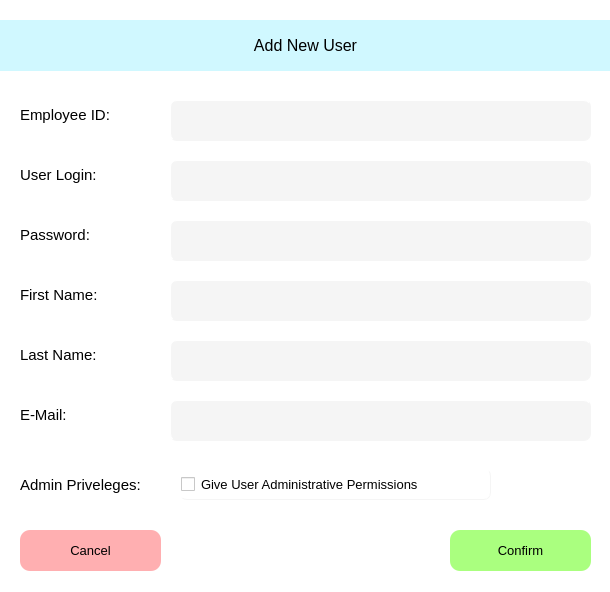
The window that gui/UF_AddUser.ui (ZachThornee/3K04PaceMaker) describes before a commit, drawn with Qt 5.
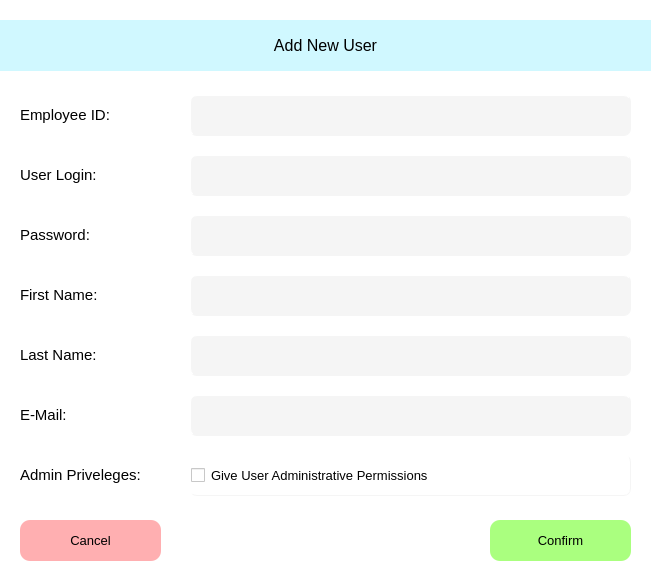
The same window after the commit.

Patch:
```diff
--- a/gui/UF_AddUser.ui
+++ b/gui/UF_AddUser.ui
@@ -6,8 +6,8 @@
    <rect>
     <x>0</x>
     <y>0</y>
-    <width>610</width>
-    <height>592</height>
+    <width>651</width>
+    <height>581</height>
    </rect>
   </property>
   <property name="windowTitle">
@@ -16,302 +16,458 @@
   <property name="styleSheet">
    <string notr="true">BACKGROUND-COLOR: rgb(255,255,255);</string>
   </property>
-  <widget class="QWidget" name="UF_AddUser">
-   <widget class="QLabel" name="LAB_Password">
+  <widget class="QWidget" name="Widget_AddUser">
+   <widget class="QWidget" name="gridLayoutWidget">
     <property name="geometry">
      <rect>
       <x>20</x>
-      <y>220</y>
-      <width>91</width>
-      <height>31</height>
+      <y>90</y>
+      <width>171</width>
+      <height>51</height>
      </rect>
     </property>
-    <property name="text">
-     <string>&lt;html&gt;&lt;head/&gt;&lt;body&gt;&lt;p&gt;&lt;span style=&quot; font-size:11pt;&quot;&gt;Password:&lt;/span&gt;&lt;/p&gt;&lt;/body&gt;&lt;/html&gt;</string>
+    <layout class="QGridLayout" name="GL_LAB_EmployeeID">
+     <item row="0" column="0">
+      <widget class="QLabel" name="LAB_EmployeeID">
+       <property name="text">
+        <string>&lt;html&gt;&lt;head/&gt;&lt;body&gt;&lt;p&gt;&lt;span style=&quot; font-size:11pt;&quot;&gt;Employee ID:&lt;/span&gt;&lt;/p&gt;&lt;/body&gt;&lt;/html&gt;</string>
+       </property>
+      </widget>
+     </item>
+    </layout>
+   </widget>
+   <widget class="QWidget" name="gridLayoutWidget_2">
+    <property name="geometry">
+     <rect>
+      <x>20</x>
+      <y>150</y>
+      <width>171</width>
+      <height>51</height>
+     </rect>
     </property>
+    <layout class="QGridLayout" name="GL_LAB_UserLogin">
+     <item row="0" column="0">
+      <widget class="QLabel" name="LAB_UserLogin">
+       <property name="text">
+        <string>&lt;html&gt;&lt;head/&gt;&lt;body&gt;&lt;p&gt;&lt;span style=&quot; font-size:11pt;&quot;&gt;User Login:&lt;/span&gt;&lt;/p&gt;&lt;/body&gt;&lt;/html&gt;</string>
+       </property>
+      </widget>
+     </item>
+    </layout>
    </widget>
-   <widget class="QLabel" name="LAB_Admin">
+   <widget class="QWidget" name="gridLayoutWidget_3">
     <property name="geometry">
      <rect>
       <x>20</x>
-      <y>470</y>
-      <width>141</width>
-      <height>31</height>
+      <y>210</y>
+      <width>171</width>
+      <height>51</height>
      </rect>
     </property>
-    <property name="text">
-     <string>&lt;html&gt;&lt;head/&gt;&lt;body&gt;&lt;p&gt;&lt;span style=&quot; font-size:11pt;&quot;&gt;Admin Priveleges:&lt;/span&gt;&lt;/p&gt;&lt;/body&gt;&lt;/html&gt;</string>
+    <layout class="QGridLayout" name="GL_LAB_Password">
+     <item row="0" column="0">
+      <widget class="QLabel" name="LAB_Password">
+       <property name="text">
+        <string>&lt;html&gt;&lt;head/&gt;&lt;body&gt;&lt;p&gt;&lt;span style=&quot; font-size:11pt;&quot;&gt;Password:&lt;/span&gt;&lt;/p&gt;&lt;/body&gt;&lt;/html&gt;</string>
+       </property>
+      </widget>
+     </item>
+    </layout>
+   </widget>
+   <widget class="QWidget" name="gridLayoutWidget_4">
+    <property name="geometry">
+     <rect>
+      <x>20</x>
+      <y>270</y>
+      <width>171</width>
+      <height>51</height>
+     </rect>
     </property>
+    <layout class="QGridLayout" name="GL_LAB_FirstName">
+     <item row="0" column="0">
+      <widget class="QLabel" name="LAB_FirstName">
+       <property name="text">
+        <string>&lt;html&gt;&lt;head/&gt;&lt;body&gt;&lt;p&gt;&lt;span style=&quot; font-size:11pt;&quot;&gt;First Name:&lt;/span&gt;&lt;/p&gt;&lt;/body&gt;&lt;/html&gt;</string>
+       </property>
+      </widget>
+     </item>
+    </layout>
    </widget>
-   <widget class="QCheckBox" name="CB_Admin">
+   <widget class="QWidget" name="gridLayoutWidget_5">
     <property name="geometry">
      <rect>
-      <x>180</x>
-      <y>469</y>
-      <width>311</width>
-      <height>31</height>
+      <x>20</x>
+      <y>330</y>
+      <width>171</width>
+      <height>51</height>
      </rect>
     </property>
-    <property name="font">
-     <font>
-      <pointsize>10</pointsize>
-     </font>
+    <layout class="QGridLayout" name="GL_LAB_LastName">
+     <item row="0" column="0">
+      <widget class="QLabel" name="LAB_LastName">
+       <property name="text">
+        <string>&lt;html&gt;&lt;head/&gt;&lt;body&gt;&lt;p&gt;&lt;span style=&quot; font-size:11pt;&quot;&gt;Last Name:&lt;/span&gt;&lt;/p&gt;&lt;/body&gt;&lt;/html&gt;</string>
+       </property>
+      </widget>
+     </item>
+    </layout>
+   </widget>
+   <widget class="QWidget" name="gridLayoutWidget_6">
+    <property name="geometry">
+     <rect>
+      <x>20</x>
+      <y>390</y>
+      <width>171</width>
+      <height>51</height>
+     </rect>
     </property>
-    <property name="styleSheet">
-     <string notr="true">BORDER-COLOR: rgb(245, 245, 245);
-BORDER-RADIUS: 7px;
-BORDER-WIDTH: 1px;
-BORDER-STYLE: outset;</string>
-    </property>
-    <property name="text">
-     <string>Give User Administrative Permissions</string>
-    </property>
+    <layout class="QGridLayout" name="GL_Lab_Email">
+     <item row="0" column="0">
+      <widget class="QLabel" name="LAB_Email">
+       <property name="text">
+        <string>&lt;html&gt;&lt;head/&gt;&lt;body&gt;&lt;p&gt;&lt;span style=&quot; font-size:11pt;&quot;&gt;E-Mail:&lt;/span&gt;&lt;/p&gt;&lt;/body&gt;&lt;/html&gt;</string>
+       </property>
+      </widget>
+     </item>
+    </layout>
    </widget>
-   <widget class="QLabel" name="LAB_UserLogin">
+   <widget class="QWidget" name="gridLayoutWidget_7">
     <property name="geometry">
      <rect>
       <x>20</x>
-      <y>160</y>
-      <width>111</width>
-      <height>31</height>
+      <y>450</y>
+      <width>171</width>
+      <height>51</height>
      </rect>
     </property>
-    <property name="text">
-     <string>&lt;html&gt;&lt;head/&gt;&lt;body&gt;&lt;p&gt;&lt;span style=&quot; font-size:11pt;&quot;&gt;User Login:&lt;/span&gt;&lt;/p&gt;&lt;/body&gt;&lt;/html&gt;</string>
-    </property>
+    <layout class="QGridLayout" name="GL_LAB_Admin">
+     <item row="0" column="0">
+      <widget class="QLabel" name="LAB_Admin">
+       <property name="text">
+        <string>&lt;html&gt;&lt;head/&gt;&lt;body&gt;&lt;p&gt;&lt;span style=&quot; font-size:11pt;&quot;&gt;Admin Priveleges:&lt;/span&gt;&lt;/p&gt;&lt;/body&gt;&lt;/html&gt;</string>
+       </property>
+      </widget>
+     </item>
+    </layout>
    </widget>
-   <widget class="QLineEdit" name="TB_Email">
+   <widget class="QWidget" name="gridLayoutWidget_8">
     <property name="geometry">
      <rect>
-      <x>170</x>
-      <y>400</y>
-      <width>421</width>
-      <height>41</height>
+      <x>190</x>
+      <y>90</y>
+      <width>441</width>
+      <height>51</height>
      </rect>
     </property>
-    <property name="styleSheet">
-     <string notr="true">BACKGROUND-COLOR: rgb(245, 245, 245);
+    <layout class="QGridLayout" name="GL_TB_EmployeeID">
+     <item row="0" column="0">
+      <widget class="QLineEdit" name="TB_EmployeeID">
+       <property name="minimumSize">
+        <size>
+         <width>0</width>
+         <height>41</height>
+        </size>
+       </property>
+       <property name="styleSheet">
+        <string notr="true">BACKGROUND-COLOR: rgb(245, 245, 245);
 BORDER-COLOR: rgb(245, 245, 245);
 BORDER-RADIUS: 7px;
 BORDER-WIDTH: 1px;
 BORDER-STYLE: outset;</string>
+       </property>
+      </widget>
+     </item>
+    </layout>
+   </widget>
+   <widget class="QWidget" name="gridLayoutWidget_9">
+    <property name="geometry">
+     <rect>
+      <x>190</x>
+      <y>150</y>
+      <width>441</width>
+      <height>51</height>
+     </rect>
     </property>
+    <layout class="QGridLayout" name="GL_TB_UserLogin">
+     <item row="0" column="0">
+      <widget class="QLineEdit" name="TB_UserLogin">
+       <property name="minimumSize">
+        <size>
+         <width>0</width>
+         <height>41</height>
+        </size>
+       </property>
+       <property name="styleSheet">
+        <string notr="true">BACKGROUND-COLOR: rgb(245, 245, 245);
+BORDER-COLOR: rgb(245, 245, 245);
+BORDER-RADIUS: 7px;
+BORDER-WIDTH: 1px;
+BORDER-STYLE: outset;</string>
+       </property>
+      </widget>
+     </item>
+    </layout>
    </widget>
-   <widget class="QLabel" name="LAB_LasName">
+   <widget class="QWidget" name="gridLayoutWidget_10">
     <property name="geometry">
      <rect>
-      <x>20</x>
-      <y>340</y>
-      <width>121</width>
-      <height>31</height>
+      <x>190</x>
+      <y>210</y>
+      <width>441</width>
+      <height>51</height>
      </rect>
     </property>
-    <property name="text">
-     <string>&lt;html&gt;&lt;head/&gt;&lt;body&gt;&lt;p&gt;&lt;span style=&quot; font-size:11pt;&quot;&gt;Last Name:&lt;/span&gt;&lt;/p&gt;&lt;/body&gt;&lt;/html&gt;</string>
-    </property>
+    <layout class="QGridLayout" name="GL_TB_Password">
+     <item row="0" column="0">
+      <widget class="QLineEdit" name="TB_Password">
+       <property name="minimumSize">
+        <size>
+         <width>0</width>
+         <height>41</height>
+        </size>
+       </property>
+       <property name="styleSheet">
+        <string notr="true">BACKGROUND-COLOR: rgb(245, 245, 245);
+BORDER-COLOR: rgb(245, 245, 245);
+BORDER-RADIUS: 7px;
+BORDER-WIDTH: 1px;
+BORDER-STYLE: outset;</string>
+       </property>
+      </widget>
+     </item>
+    </layout>
    </widget>
-   <widget class="QLineEdit" name="TB_ID">
+   <widget class="QWidget" name="gridLayoutWidget_11">
     <property name="geometry">
      <rect>
-      <x>170</x>
-      <y>100</y>
-      <width>421</width>
-      <height>41</height>
+      <x>190</x>
+      <y>270</y>
+      <width>441</width>
+      <height>51</height>
      </rect>
     </property>
-    <property name="styleSheet">
-     <string notr="true">BACKGROUND-COLOR: rgb(245, 245, 245);
+    <layout class="QGridLayout" name="GL_TB_FirstName">
+     <item row="0" column="0">
+      <widget class="QLineEdit" name="TB_FirstName">
+       <property name="minimumSize">
+        <size>
+         <width>0</width>
+         <height>41</height>
+        </size>
+       </property>
+       <property name="styleSheet">
+        <string notr="true">BACKGROUND-COLOR: rgb(245, 245, 245);
 BORDER-COLOR: rgb(245, 245, 245);
 BORDER-RADIUS: 7px;
 BORDER-WIDTH: 1px;
 BORDER-STYLE: outset;</string>
+       </property>
+      </widget>
+     </item>
+    </layout>
+   </widget>
+   <widget class="QWidget" name="gridLayoutWidget_12">
+    <property name="geometry">
+     <rect>
+      <x>190</x>
+      <y>330</y>
+      <width>441</width>
+      <height>51</height>
+     </rect>
     </property>
+    <layout class="QGridLayout" name="GL_TB_LastName">
+     <item row="0" column="0">
+      <widget class="QLineEdit" name="TB_LastName">
+       <property name="minimumSize">
+        <size>
+         <width>0</width>
+         <height>41</height>
+        </size>
+       </property>
+       <property name="styleSheet">
+        <string notr="true">BACKGROUND-COLOR: rgb(245, 245, 245);
+BORDER-COLOR: rgb(245, 245, 245);
+BORDER-RADIUS: 7px;
+BORDER-WIDTH: 1px;
+BORDER-STYLE: outset;</string>
+       </property>
+      </widget>
+     </item>
+    </layout>
    </widget>
-   <widget class="QLabel" name="LAB_EmployeeID">
+   <widget class="QWidget" name="gridLayoutWidget_13">
     <property name="geometry">
      <rect>
-      <x>20</x>
-      <y>100</y>
-      <width>121</width>
-      <height>31</height>
+      <x>190</x>
+      <y>390</y>
+      <width>441</width>
+      <height>51</height>
      </rect>
     </property>
-    <property name="text">
-     <string>&lt;html&gt;&lt;head/&gt;&lt;body&gt;&lt;p&gt;&lt;span style=&quot; font-size:11pt;&quot;&gt;Employee ID:&lt;/span&gt;&lt;/p&gt;&lt;/body&gt;&lt;/html&gt;</string>
-    </property>
+    <layout class="QGridLayout" name="GL_TB_Email">
+     <item row="0" column="0">
+      <widget class="QLineEdit" name="TB_Email">
+       <property name="minimumSize">
+        <size>
+         <width>0</width>
+         <height>41</height>
+        </size>
+       </property>
+       <property name="styleSheet">
+        <string notr="true">BACKGROUND-COLOR: rgb(245, 245, 245);
+BORDER-COLOR: rgb(245, 245, 245);
+BORDER-RADIUS: 7px;
+BORDER-WIDTH: 1px;
+BORDER-STYLE: outset;</string>
+       </property>
+      </widget>
+     </item>
+    </layout>
    </widget>
-   <widget class="QLabel" name="LAB_Email">
+   <widget class="QWidget" name="gridLayoutWidget_14">
     <property name="geometry">
      <rect>
-      <x>20</x>
-      <y>400</y>
-      <width>141</width>
-      <height>31</height>
+      <x>190</x>
+      <y>450</y>
+      <width>441</width>
+      <height>51</height>
      </rect>
     </property>
-    <property name="text">
-     <string>&lt;html&gt;&lt;head/&gt;&lt;body&gt;&lt;p&gt;&lt;span style=&quot; font-size:11pt;&quot;&gt;E-Mail:&lt;/span&gt;&lt;/p&gt;&lt;/body&gt;&lt;/html&gt;</string>
-    </property>
+    <layout class="QGridLayout" name="GL_CB_Admin">
+     <item row="0" column="0">
+      <widget class="QCheckBox" name="CB_Admin">
+       <property name="maximumSize">
+        <size>
+         <width>16777215</width>
+         <height>41</height>
+        </size>
+       </property>
+       <property name="font">
+        <font>
+         <pointsize>10</pointsize>
+        </font>
+       </property>
+       <property name="styleSheet">
+        <string notr="true">BORDER-COLOR: rgb(245, 245, 245);
+BORDER-RADIUS: 7px;
+BORDER-WIDTH: 1px;
+BORDER-STYLE: outset;</string>
+       </property>
+       <property name="text">
+        <string>Give User Administrative Permissions</string>
+       </property>
+      </widget>
+     </item>
+    </layout>
    </widget>
-   <widget class="QLabel" name="LAB_Login">
+   <widget class="QWidget" name="gridLayoutWidget_15">
     <property name="geometry">
      <rect>
       <x>0</x>
       <y>20</y>
-      <width>611</width>
+      <width>651</width>
       <height>51</height>
      </rect>
     </property>
-    <property name="layoutDirection">
-     <enum>Qt::LeftToRight</enum>
-    </property>
-    <property name="styleSheet">
-     <string notr="true">BACKGROUND-COLOR: rgb(208, 248, 255);
+    <layout class="QGridLayout" name="GL_LAB_AddUser">
+     <item row="0" column="0">
+      <widget class="QLabel" name="LAB_AddUser">
+       <property name="layoutDirection">
+        <enum>Qt::LeftToRight</enum>
+       </property>
+       <property name="styleSheet">
+        <string notr="true">BACKGROUND-COLOR: rgb(208, 248, 255);
 </string>
-    </property>
-    <property name="text">
-     <string>&lt;html&gt;&lt;head/&gt;&lt;body&gt;&lt;p&gt;&lt;span style=&quot; font-size:12pt;&quot;&gt;Add New User&lt;/span&gt;&lt;/p&gt;&lt;/body&gt;&lt;/html&gt;</string>
-    </property>
-    <property name="alignment">
-     <set>Qt::AlignCenter</set>
-    </property>
+       </property>
+       <property name="text">
+        <string>&lt;html&gt;&lt;head/&gt;&lt;body&gt;&lt;p&gt;&lt;span style=&quot; font-size:12pt;&quot;&gt;Add New User&lt;/span&gt;&lt;/p&gt;&lt;/body&gt;&lt;/html&gt;</string>
+       </property>
+       <property name="alignment">
+        <set>Qt::AlignCenter</set>
+       </property>
+      </widget>
+     </item>
+    </layout>
    </widget>
-   <widget class="QLineEdit" name="TB_LastName">
-    <property name="geometry">
-     <rect>
-      <x>170</x>
-      <y>340</y>
-      <width>421</width>
-      <height>41</height>
-     </rect>
-    </property>
-    <property name="styleSheet">
-     <string notr="true">BACKGROUND-COLOR: rgb(245, 245, 245);
-BORDER-COLOR: rgb(245, 245, 245);
-BORDER-RADIUS: 7px;
-BORDER-WIDTH: 1px;
-BORDER-STYLE: outset;</string>
-    </property>
-   </widget>
-   <widget class="QLineEdit" name="TB_Password">
-    <property name="geometry">
-     <rect>
-      <x>170</x>
-      <y>220</y>
-      <width>421</width>
-      <height>41</height>
-     </rect>
-    </property>
-    <property name="styleSheet">
-     <string notr="true">BACKGROUND-COLOR: rgb(245, 245, 245);
-BORDER-COLOR: rgb(245, 245, 245);
-BORDER-RADIUS: 7px;
-BORDER-WIDTH: 1px;
-BORDER-STYLE: outset;</string>
-    </property>
-   </widget>
-   <widget class="QPushButton" name="PB_Cancel">
+   <widget class="QWidget" name="gridLayoutWidget_16">
     <property name="geometry">
      <rect>
       <x>20</x>
-      <y>530</y>
+      <y>510</y>
       <width>141</width>
-      <height>41</height>
+      <height>61</height>
      </rect>
     </property>
-    <property name="font">
-     <font>
-      <pointsize>10</pointsize>
-     </font>
-    </property>
-    <property name="toolTip">
-     <string>&lt;html&gt;&lt;head/&gt;&lt;body&gt;&lt;p&gt;Change your password, create new users, and delete existing users&lt;/p&gt;&lt;/body&gt;&lt;/html&gt;</string>
-    </property>
-    <property name="styleSheet">
-     <string notr="true">BACKGROUND-COLOR: rgb(255, 175, 177);
+    <layout class="QGridLayout" name="GL_PB_Cancel">
+     <item row="0" column="0">
+      <widget class="QPushButton" name="PB_Cancel">
+       <property name="minimumSize">
+        <size>
+         <width>0</width>
+         <height>41</height>
+        </size>
+       </property>
+       <property name="font">
+        <font>
+         <pointsize>10</pointsize>
+        </font>
+       </property>
+       <property name="toolTip">
+        <string>&lt;html&gt;&lt;head/&gt;&lt;body&gt;&lt;p&gt;Change your password, create new users, and delete existing users&lt;/p&gt;&lt;/body&gt;&lt;/html&gt;</string>
+       </property>
+       <property name="styleSheet">
+        <string notr="true">BACKGROUND-COLOR: rgb(255, 175, 177);
 BORDER-COLOR: rgb(255, 175. 177);
 BORDER-RADIUS: 10px;
 BORDER-STYLE: outset;
 </string>
-    </property>
-    <property name="text">
-     <string>Cancel</string>
-    </property>
+       </property>
+       <property name="text">
+        <string>Cancel</string>
+       </property>
+      </widget>
+     </item>
+    </layout>
    </widget>
-   <widget class="QPushButton" name="PB_Confirm">
+   <widget class="QWidget" name="gridLayoutWidget_17">
     <property name="geometry">
      <rect>
-      <x>450</x>
-      <y>530</y>
+      <x>490</x>
+      <y>510</y>
       <width>141</width>
-      <height>41</height>
+      <height>61</height>
      </rect>
     </property>
-    <property name="font">
-     <font>
-      <pointsize>10</pointsize>
-     </font>
-    </property>
-    <property name="toolTip">
-     <string>&lt;html&gt;&lt;head/&gt;&lt;body&gt;&lt;p&gt;Confirm username and password to log in&lt;/p&gt;&lt;/body&gt;&lt;/html&gt;</string>
-    </property>
-    <property name="styleSheet">
-     <string notr="true">BACKGROUND-COLOR: rgb(170, 255, 127);
+    <layout class="QGridLayout" name="GL_PB_Confirm">
+     <item row="0" column="0">
+      <widget class="QPushButton" name="PB_Confirm">
+       <property name="minimumSize">
+        <size>
+         <width>0</width>
+         <height>41</height>
+        </size>
+       </property>
+       <property name="font">
+        <font>
+         <pointsize>10</pointsize>
+        </font>
+       </property>
+       <property name="toolTip">
+        <string>&lt;html&gt;&lt;head/&gt;&lt;body&gt;&lt;p&gt;Confirm username and password to log in&lt;/p&gt;&lt;/body&gt;&lt;/html&gt;</string>
+       </property>
+       <property name="styleSheet">
+        <string notr="true">BACKGROUND-COLOR: rgb(170, 255, 127);
 BORDER-COLOR: rgb(170, 255, 127);
 BORDER-RADIUS: 10px;
 BORDER-STYLE: outset;
 </string>
-    </property>
-    <property name="text">
-     <string>Confirm</string>
-    </property>
-   </widget>
-   <widget class="QLineEdit" name="TB_FirstName">
-    <property name="geometry">
-     <rect>
-      <x>170</x>
-      <y>280</y>
-      <width>421</width>
-      <height>41</height>
-     </rect>
-    </property>
-    <property name="styleSheet">
-     <string notr="true">BACKGROUND-COLOR: rgb(245, 245, 245);
-BORDER-COLOR: rgb(245, 245, 245);
-BORDER-RADIUS: 7px;
-BORDER-WIDTH: 1px;
-BORDER-STYLE: outset;</string>
-    </property>
-   </widget>
-   <widget class="QLineEdit" name="TB_UserLogin">
-    <property name="geometry">
-     <rect>
-      <x>170</x>
-      <y>160</y>
-      <width>421</width>
-      <height>41</height>
-     </rect>
-    </property>
-    <property name="styleSheet">
-     <string notr="true">BACKGROUND-COLOR: rgb(245, 245, 245);
-BORDER-COLOR: rgb(245, 245, 245);
-BORDER-RADIUS: 7px;
-BORDER-WIDTH: 1px;
-BORDER-STYLE: outset;</string>
-    </property>
-   </widget>
-   <widget class="QLabel" name="LAB_FirstName">
-    <property name="geometry">
-     <rect>
-      <x>20</x>
-      <y>280</y>
-      <width>91</width>
-      <height>31</height>
-     </rect>
-    </property>
-    <property name="text">
-     <string>&lt;html&gt;&lt;head/&gt;&lt;body&gt;&lt;p&gt;&lt;span style=&quot; font-size:11pt;&quot;&gt;First Name:&lt;/span&gt;&lt;/p&gt;&lt;/body&gt;&lt;/html&gt;</string>
-    </property>
+       </property>
+       <property name="text">
+        <string>Confirm</string>
+       </property>
+      </widget>
+     </item>
+    </layout>
    </widget>
   </widget>
  </widget>
```
Left out of the diff: 4 changed lines with no effect on the pictures.
